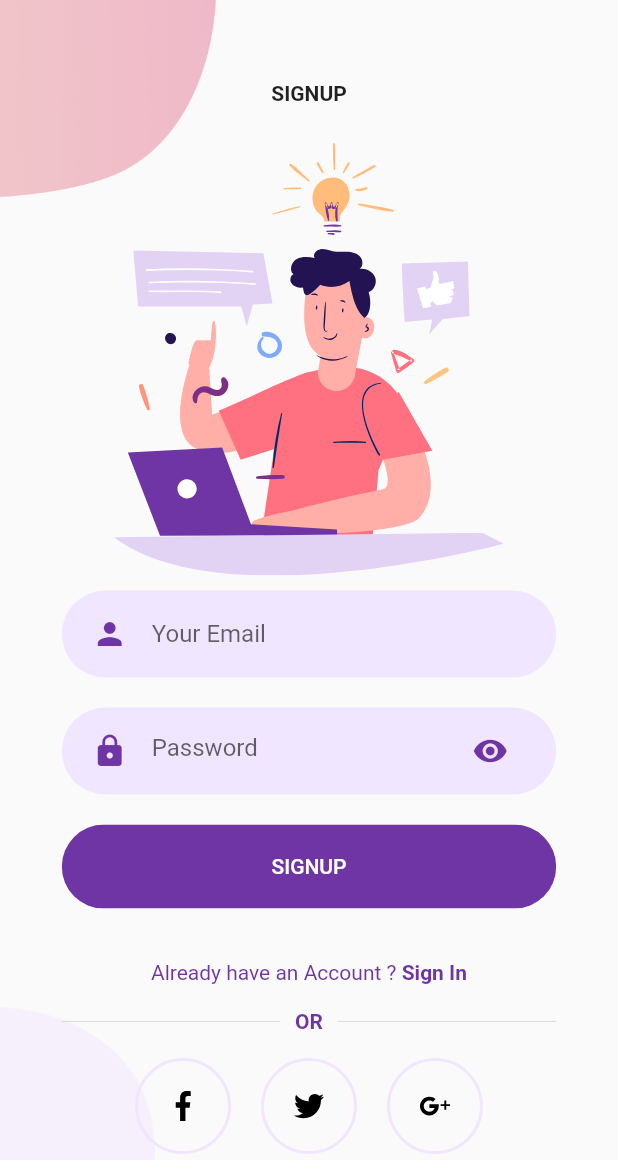
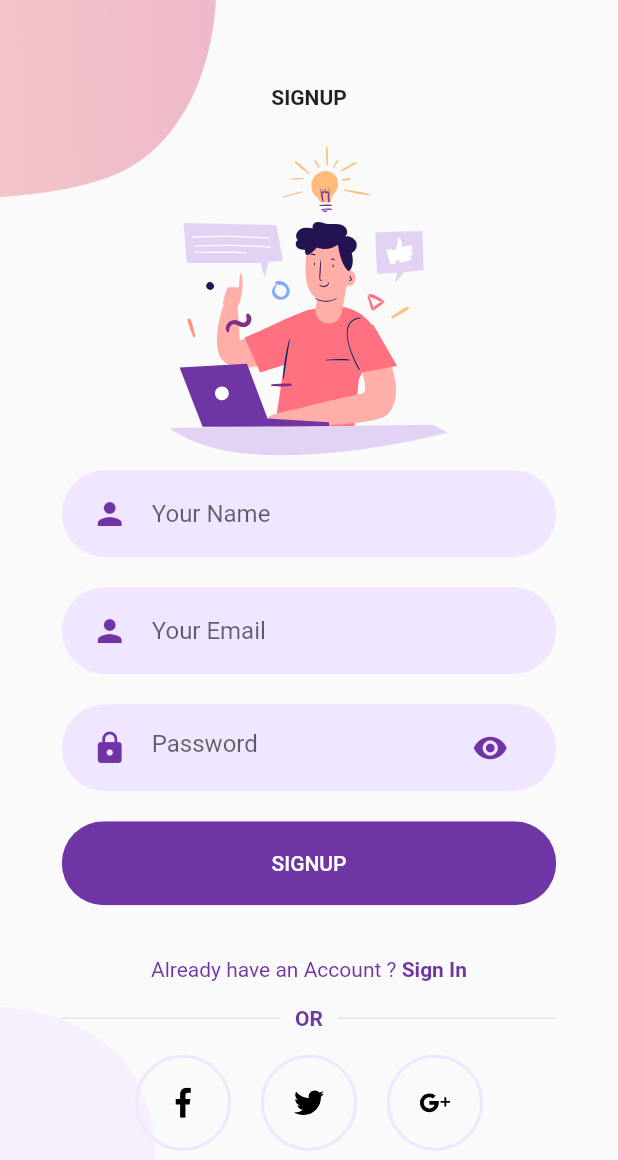
Before and after one commit to CSE327-6-G6/Video_Conferance, a Flutter app: the SignUpScreen screen opened directly, on a phone screen of 412 x 824 dp. Shown: the top 1160 px of the screen. Run offline on Flutter 3.47's test engine with Material 2 defaults, Android fonts, the phone set to English and light mode, and no system bars; our stand-ins replace cloud_firestore, firebase_auth, firebase_core, flutter_svg, permission_handler, shared_preferences; missing offline and left inert: agora_rtc_engine, cloud_firestore_web, firebase_auth_web, firebase_core_web, shared_preferences_web; accounts and stored records are empty.

Commit message:
updated user model, add name param to signup, POST name to userReg

```diff
--- a/vChat/client/lib/src/models/Contact.dart
+++ b/vChat/client/lib/src/models/Contact.dart
@@ -1,4 +1,9 @@
 class Contact {
   String _id;
   String _channel;
+  String _name;
+
+  String get id => _id;
+  String get channel => _channel;
+  String get name => _name;
 }
--- a/vChat/client/lib/src/models/User.dart
+++ b/vChat/client/lib/src/models/User.dart
@@ -1,21 +1,28 @@
+// user class
+
 class User {
   String _id;
   String _email;
   String _invite;
+  String _name;
 
   User(this._id, this._email, this._invite);
 
+  // empty constructor
   User.empty() {
     _id = '';
     _email = '';
     _invite = '';
+    _name = '';
   }
 
-
+  // getter
   String get id => _id;
   String get email => _email;
   String get invite => _invite;
+  String get name => _name;
 
+  // setter
   set id(String id) {
     _id = id;
   }
@@ -24,6 +31,15 @@ class User {
     _email = email;
   }
 
+    set invite(String id) {
+    _invite = id;
+  }
+
+  set name(String email) {
+    _name = name;
+  }
+
+  // JSON parsing
   User.fromJson(Map<String, dynamic> json)
       : _id = json['id'],
         _email = json['email'],
--- a/vChat/client/lib/src/pages/Screens/Signup/components/body.dart
+++ b/vChat/client/lib/src/pages/Screens/Signup/components/body.dart
@@ -21,6 +21,7 @@ import 'package:vChat_v1/src/pages/Screens/Lobby/callList.dart';
 class Body extends StatelessWidget {
   String email;
   String password;
+  String name;
 
   User user = User.empty();
 
@@ -41,7 +42,13 @@ class Body extends StatelessWidget {
             SizedBox(height: size.height * 0.03),
             SvgPicture.asset(
               "assets/icons/signup.svg",
-              height: size.height * 0.35,
+              height: size.height * 0.25,
+            ),
+            RoundedInputField(
+              hintText: "Your Name",
+              onChanged: (value) {
+                name = value.toString();
+              },
             ),
             RoundedInputField(
               hintText: "Your Email",
@@ -69,7 +76,8 @@ class Body extends StatelessWidget {
                     .then((value) => {
                           http.post(url, body: {
                             'uid': user.id,
-                            'email': email,
+                            'email': user.email,
+                            'name' : name,
                           }).then((value) =>
                               {print(value.statusCode), getSelfInvite()})
                         });
```
Also changed, not shown: 1 other file.
